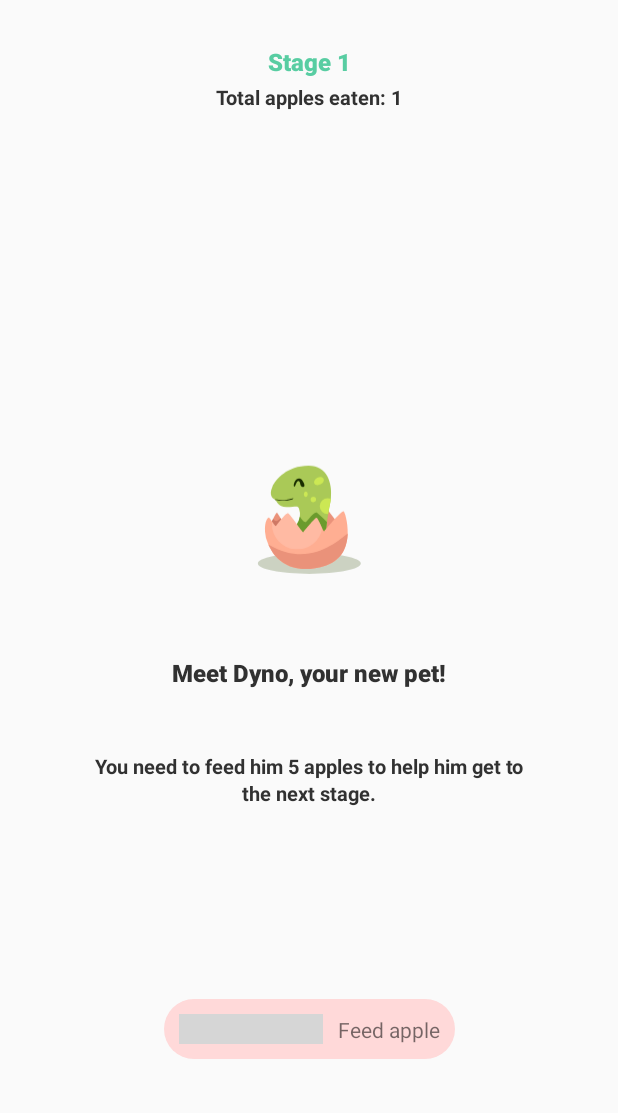
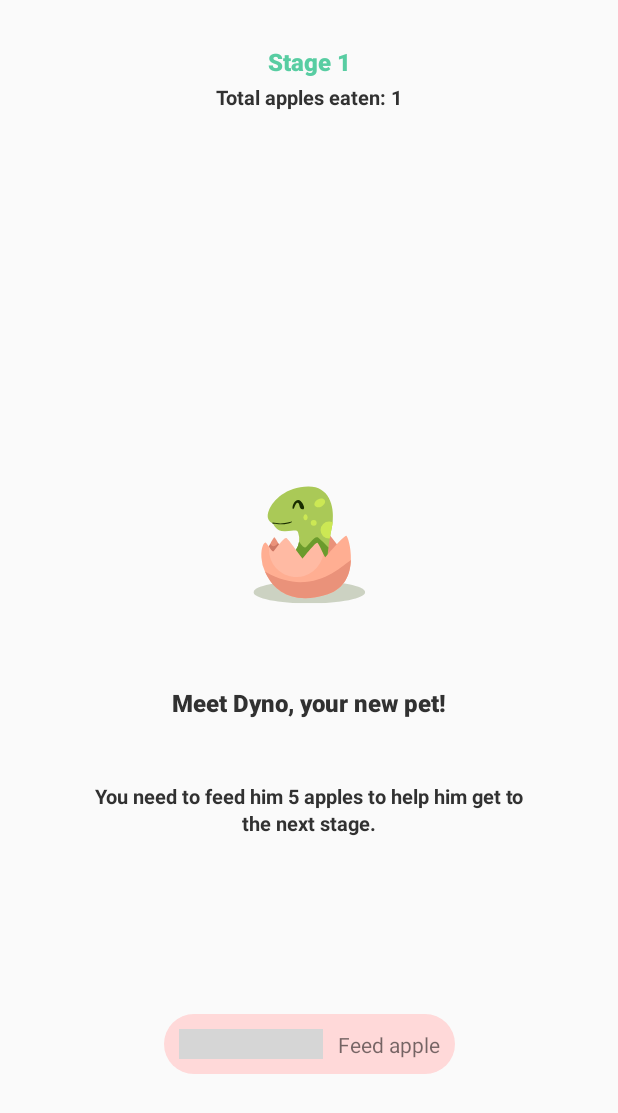
Before and after one commit to Aaarke/FeedAppleGame, an Android app: the screen it shows after launch (MainActivity), after a tap on "Feed apple", on a phone screen of 412 x 824 dp. Shown: the top 1113 px of the screen. Run offline under Robolectric (Android 15) with nearby library versions, the phone set to English and light mode, and no system bars; our stand-ins replace data binding; grey boxes are pictures that could not be loaded.

Commit message:
animation decreased

```diff
--- a/app/src/main/java/com/example/feedapplegame/activity/MainActivity.kt
+++ b/app/src/main/java/com/example/feedapplegame/activity/MainActivity.kt
@@ -47,11 +47,11 @@
 
     private fun startAnimation() {
         activityMainBinding.ivDinoContainer.pivotY = activityMainBinding.ivDinoContainer.measuredHeight
-            .toFloat();
+            .toFloat()
         val scaleUp = ObjectAnimator.ofPropertyValuesHolder(
             activityMainBinding.ivDinoContainer,
-            PropertyValuesHolder.ofFloat("scaleX", 1.2f),
-            PropertyValuesHolder.ofFloat("scaleY", 1.3f)
+            PropertyValuesHolder.ofFloat("scaleX", 1.1f),
+            PropertyValuesHolder.ofFloat("scaleY", 1.1f)
         )
         val scaleDown = ObjectAnimator.ofPropertyValuesHolder(
             activityMainBinding.ivDinoContainer,
@@ -60,8 +60,8 @@
         )
 
         scaleUp.repeatMode = ValueAnimator.REVERSE
-        scaleUp.duration=300
-        scaleDown.duration=300
+        scaleUp.duration=500
+        scaleDown.duration=500
         scaleUp.start()
         scaleUp.addListener(object :Animator.AnimatorListener{
             override fun onAnimationRepeat(animation: Animator?) {
--- a/app/src/main/res/layout/activity_main.xml
+++ b/app/src/main/res/layout/activity_main.xml
@@ -40,8 +40,8 @@
 
     <ImageView
         android:id="@+id/ivDinoContainer"
-        android:layout_width="264dp"
-        android:layout_height="282dp"
+        android:layout_width="wrap_content"
+        android:layout_height="wrap_content"
         android:padding="@dimen/_10dp"
         android:src="@drawable/ic_stage_one_dino"
         app:layout_constraintEnd_toEndOf="parent"
```
